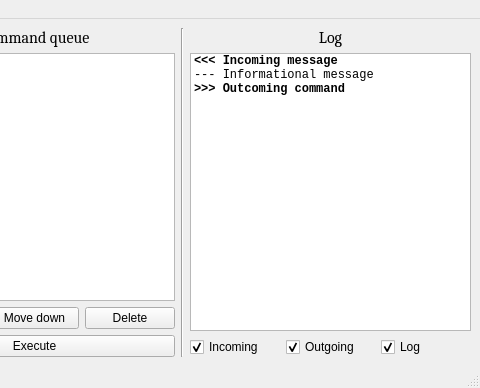
Before: the Qt Designer form Layouts/MainWindow.ui in akkenoth/BTSerial, drawn with Qt 5; both pictures show x 411 to 891 and y 0 to 388 of the 891 by 388 pixel window.
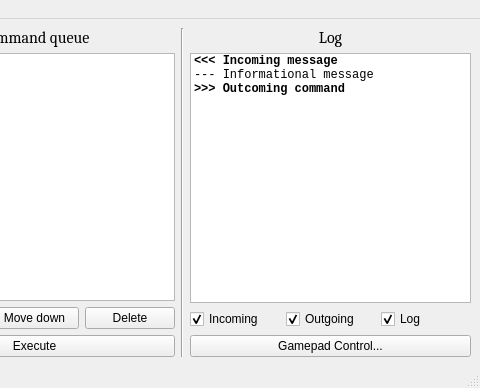
After: the same form once the commit is applied.

Commit message: Layouts: MainWindow: added "gamepad control" button, changed "connect" menu action label

Diff of the .ui file:
```diff
--- a/Layouts/MainWindow.ui
+++ b/Layouts/MainWindow.ui
@@ -301,6 +301,17 @@
         </item>
        </layout>
       </item>
+      <item>
+       <layout class="QHBoxLayout" name="horizontalLayout_6">
+        <item>
+         <widget class="QPushButton" name="pushButtonOpenGamepadControl">
+          <property name="text">
+           <string>Gamepad Control...</string>
+          </property>
+         </widget>
+        </item>
+       </layout>
+      </item>
      </layout>
     </item>
    </layout>
```
Left out of the diff: 2 changed lines with no effect on the pictures. The commit also changes 1 other file.
